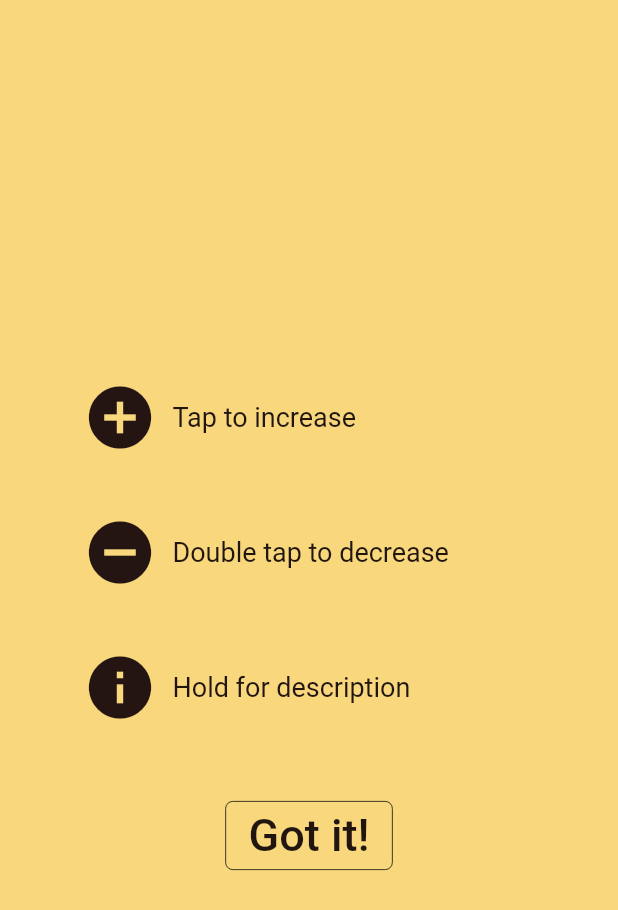
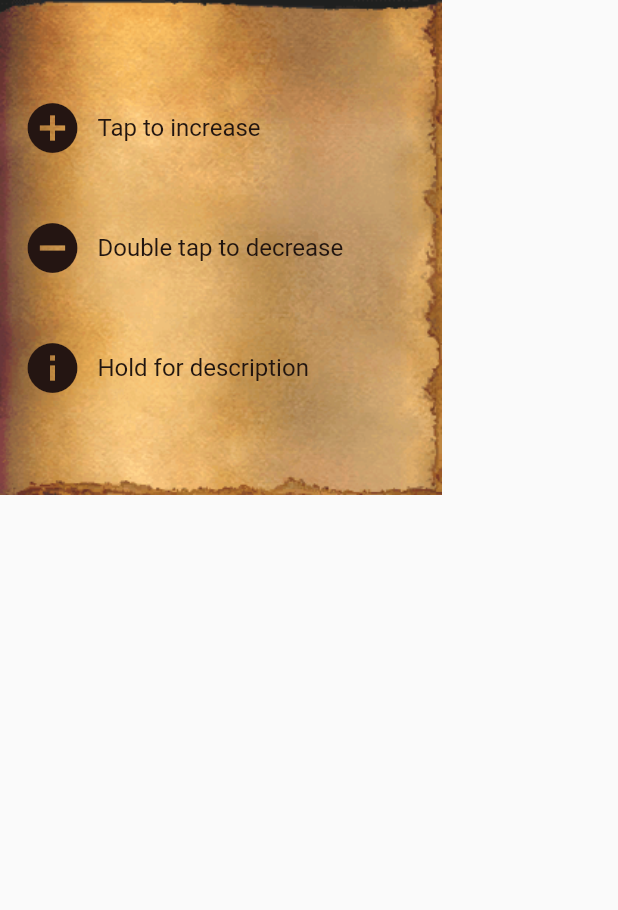
Before and after one commit to SonQBChau/wow_classic_talent_calculator, a Flutter app: the IntroScreen widget shown alone on an empty page, opened directly, on a phone screen of 412 x 824 dp. Shown: the top 910 px of the screen. Run offline on Flutter 3.47's test engine with Material 2 defaults, Android fonts, the phone set to English and light mode, and no system bars; our stand-ins replace shared_preferences; accounts and stored records are empty.

Commit message:
remove intro page and replace with help page

```diff
--- a/lib/DetailScreen/spell_widget.dart
+++ b/lib/DetailScreen/spell_widget.dart
@@ -45,10 +45,6 @@ class _SpellWidgetState extends State<SpellWidget> {
 
   // onTap, increase spell rank if it's not max and not over 60
   void _increaseRank() {
-    // if (currentRank < maxRank && talentProvider.getTotalTalentPoints() < 60) {
-    //   talentProvider.increaseTalentPoints(
-    //       widget.talent, currentRank, widget.talentTreeName);
-    // }
     talentProvider.increaseTalentPoints(
         widget.talent, currentRank, widget.talentTreeName);
   }
--- a/lib/IntroScreen/card_widget.dart
+++ b/lib/IntroScreen/card_widget.dart
@@ -18,12 +18,12 @@ class CardWidget extends StatelessWidget {
                 padding: EdgeInsets.only(right: 10),
                 child: Icon(
                   icon,
-                  size: 50,
+                  size: 40,
                   color: kColorLightLicorice,
                 )),
             Text(
               text,
-              style: TextStyle(fontSize: 18, color: kColorLicorice),
+              style: TextStyle(fontSize: 16, color: kColorLicorice),
             )
           ],
         ),
--- a/lib/IntroScreen/intro_screen.dart
+++ b/lib/IntroScreen/intro_screen.dart
@@ -4,20 +4,23 @@ import 'package:wow_classic_talent_calculator/HomeScreen/load_home_screen.dart';
 import 'package:wow_classic_talent_calculator/IntroScreen/card_widget.dart';
 import 'package:wow_classic_talent_calculator/utils/colors.dart';
 import 'package:wow_classic_talent_calculator/utils/fade_transition.dart';
+import 'package:wow_classic_talent_calculator/utils/size_config.dart';
 
 class IntroScreen extends StatelessWidget {
   @override
   Widget build(BuildContext context) {
-    return Scaffold(
-      body: Container(
-        color: kColorSelectiveYellow.withOpacity(0.5),
-        child: Center(
+    return Container(
+      width: 300, // image size
+      height: 330,
+      child: Stack(
+        children: <Widget>[
+          Image.asset(
+            'assets/background/paper.png',
+            fit: BoxFit.contain,
+          ),
+          Center(
             child: Column(
               mainAxisSize: MainAxisSize.min,
-            children: <Widget>[
-              Container(
-                padding: EdgeInsets.only(left: 40, right: 40),
-                child: Column(
               children: <Widget>[
                 CardWidget(
                   icon: Icons.add_circle,
@@ -37,38 +40,38 @@ class IntroScreen extends StatelessWidget {
                   icon: Icons.info,
                   text: 'Hold for description',
                 ),
-                    SizedBox(
-                      height: 20,
-                    ),
               ],
             ),
-              ),
-              SizedBox(
-                height: 20,
-              ),
-              MaterialButton(
-                child: Container(
-                  padding: EdgeInsets.symmetric(horizontal: 15, vertical: 5),
-                  decoration: BoxDecoration(
-                    border: Border.all(width: 0.5),
-                    borderRadius: BorderRadius.all(
-                        Radius.circular(5.0) //         <--- border radius here
-                        ),
-                  ),
-                  child: Text(
-                    'Got it!',
-                    style: TextStyle(fontSize: 30, color: kColorLicorice),
-                  ),
-                ),
-                onPressed: () {
-                  Navigator.of(context)
-                      .pushReplacement(FadeRoute(page: LoadHomeScreen()));
-                },
           )
+          // Column(
+          //   children: <Widget>[
+          //     SizedBox(
+          //       height: 20,
+          //     ),
+          //     CardWidget(
+          //       icon: Icons.add_circle,
+          //       text: 'Tap to increase',
+          //     ),
+          //     SizedBox(
+          //       height: 20,
+          //     ),
+          //     CardWidget(
+          //       icon: Icons.remove_circle,
+          //       text: 'Double tap to decrease',
+          //     ),
+          //     SizedBox(
+          //       height: 20,
+          //     ),
+          //     CardWidget(
+          //       icon: Icons.info,
+          //       text: 'Hold for description',
+          //     ),
+          //   ],
+          // )
         ],
       ),
-        ),
-      ),
     );
+
+    ;
   }
 }
--- a/lib/main.dart
+++ b/lib/main.dart
@@ -1,5 +1,7 @@
 import 'package:flutter/material.dart';
 import 'package:flutter/services.dart';
+import 'package:wow_classic_talent_calculator/HomeScreen/load_home_screen.dart';
+import 'package:wow_classic_talent_calculator/IntroScreen/intro_screen.dart';
 import 'WelcomeScreen/welcome_screen.dart';
 
 /// onboarding page
@@ -28,8 +30,8 @@ class MyApp extends StatelessWidget {
         primarySwatch: Colors.blue,
       ),
       debugShowCheckedModeBanner: false,
-      home: WelcomeScreen(),
-      // home: IntroScreen(),
+      // home: WelcomeScreen(),
+      home: LoadHomeScreen(),
     );
   }
 }
```
Also changed, not shown: lib/DetailScreen/detail_screen_content.dart (+26 -6 lines), lib/provider/TalentProvider.dart (+2 -11 lines), assets/background/paper.png (added). Lines whose indentation alone changed are shown as unchanged.
